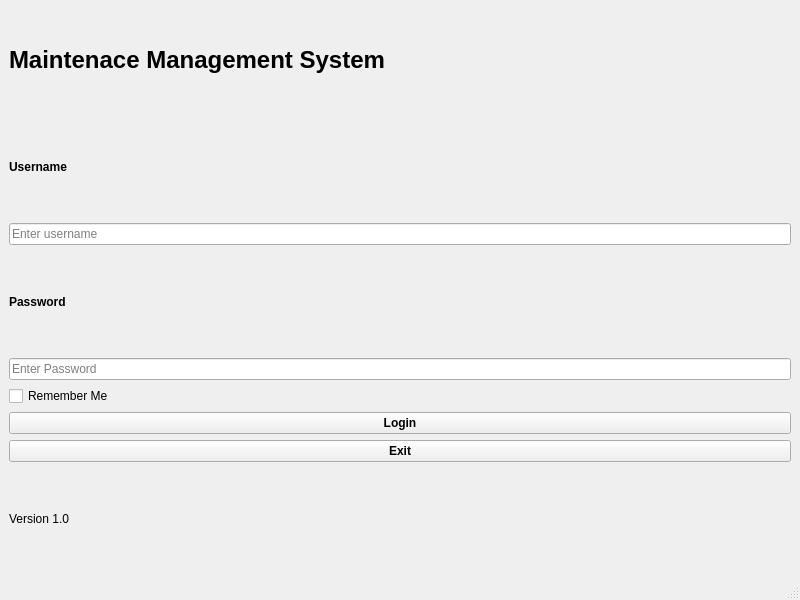
Apie-dup/MaintenanceSystem, file MaintenanceSystem/app/ui/forms/login.ui: the form before one commit.
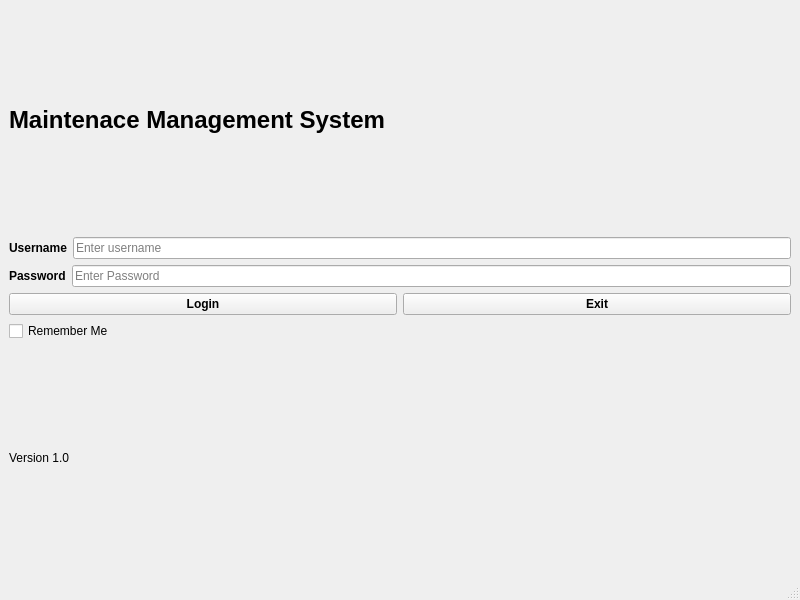
The form after the commit.

```diff
--- a/MaintenanceSystem/app/ui/forms/login.ui
+++ b/MaintenanceSystem/app/ui/forms/login.ui
@@ -35,6 +35,8 @@
      </widget>
     </item>
     <item>
+     <layout class="QHBoxLayout" name="horizontalLayout">
+      <item>
      <widget class="QLabel" name="lblUsername">
       <property name="font">
        <font>
@@ -53,6 +55,10 @@
       </property>
      </widget>
     </item>
+     </layout>
+    </item>
+    <item>
+     <layout class="QHBoxLayout" name="horizontalLayout_2">
     <item>
      <widget class="QLabel" name="lblPassword">
       <property name="font">
@@ -75,13 +81,10 @@
       </property>
      </widget>
     </item>
-    <item>
-     <widget class="QCheckBox" name="chkRememberMe">
-      <property name="text">
-       <string>Remember Me</string>
-      </property>
-     </widget>
+     </layout>
     </item>
+    <item>
+     <layout class="QHBoxLayout" name="horizontalLayout_3">
     <item>
      <widget class="QPushButton" name="btnLogin">
       <property name="font">
@@ -103,6 +106,15 @@
       </property>
       <property name="text">
        <string>Exit</string>
+        </property>
+       </widget>
+      </item>
+     </layout>
+    </item>
+    <item>
+     <widget class="QCheckBox" name="chkRememberMe">
+      <property name="text">
+       <string>Remember Me</string>
       </property>
      </widget>
     </item>
```
Lines whose indentation alone changed are shown as unchanged.
